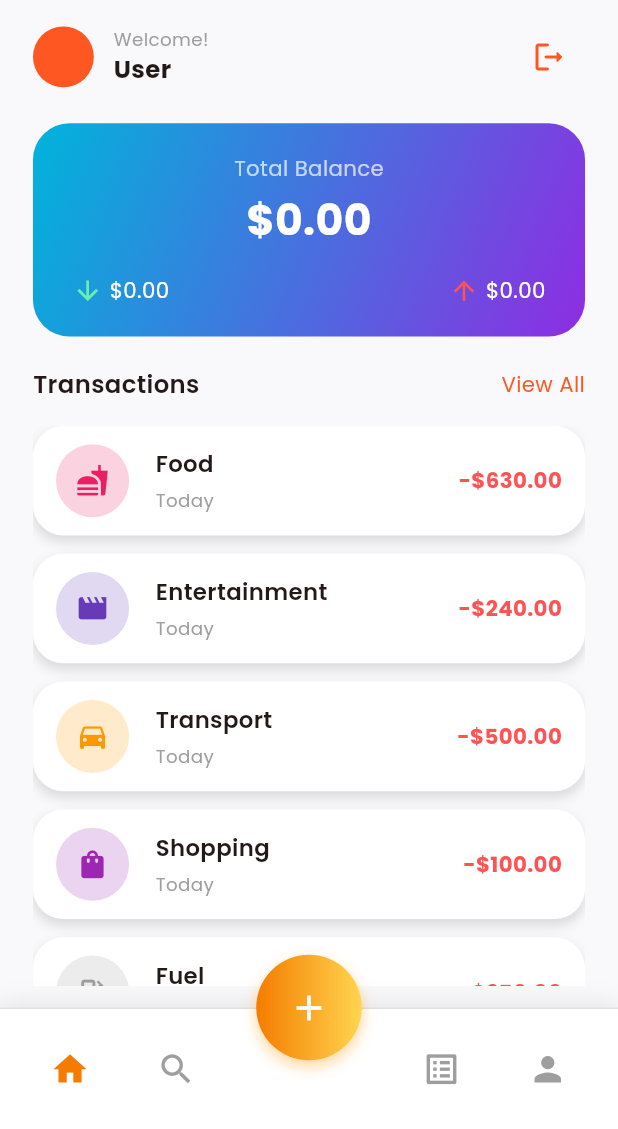
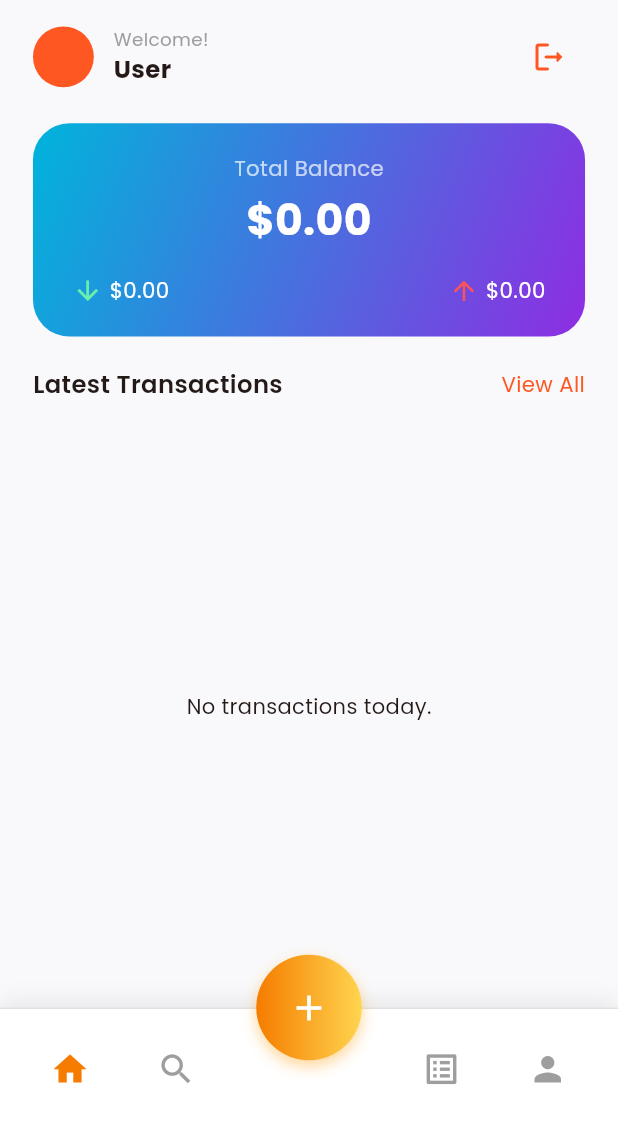
Before and after one commit to mohashem3/mohamed222348_Flutter_ExpenseTracker, a Flutter app: the TransactionListScreen screen opened by its route, after a tap on "Income", after a tap on "Expenses", after a tap on the "home" icon, on a phone screen of 412 x 824 dp, the part 107-1236 px from its top. Run offline on Flutter 3.47's test engine with Material 3 defaults, Android fonts, the phone set to English and light mode, and no system bars; our stand-ins replace cloud_firestore, firebase_auth, firebase_core, flutter_animate, flutter_screenutil, google_fonts and 1 more; accounts and stored records are empty.

```diff
--- a/lib/main.dart
+++ b/lib/main.dart
@@ -9,6 +9,7 @@ import 'ui/screens/transaction_list.dart';
 import 'ui/screens/add_transaction.dart';
 import 'ui/screens/welcome_screen.dart'; // ✅ Import welcome screen
 import 'model/transaction_model.dart';
+import 'ui/screens/profile_screen.dart';
 
 void main() async {
   WidgetsFlutterBinding.ensureInitialized();
@@ -42,6 +43,7 @@ class MyApp extends StatelessWidget {
             '/login': (context) => const LoginScreen(),
             '/home': (context) => const HomeScreen(),
             '/list': (_) => const TransactionListScreen(),
+            '/profile': (_) => const ProfileScreen(),
           },
           // ✅ Enable dynamic routing with arguments
           onGenerateRoute: (settings) {
--- a/lib/services/transaction_service.dart
+++ b/lib/services/transaction_service.dart
@@ -71,20 +71,26 @@ class TransactionService {
     }
   }
 
-  Future<List<TransactionModel>> getAllTransactions({required bool isExpense}) async {
-    final user = _auth.currentUser;
-    if (user == null) return [];
+  Future<List<TransactionModel>> getAllTransactions({bool? isExpense}) async {
+  final user = FirebaseAuth.instance.currentUser;
+  if (user == null) return [];
 
-    final query = await _firestore
-        .collection('users')
-        .doc(user.uid)
-        .collection('transactions')
-        .where('type', isEqualTo: isExpense ? 'expense' : 'income')
-        .orderBy('date', descending: true)
-        .get();
+  Query query = FirebaseFirestore.instance
+      .collection('users')
+      .doc(user.uid)
+      .collection('transactions');
 
-    return query.docs.map((doc) => TransactionModel.fromDocument(doc)).toList();
+  if (isExpense != null) {
+    query = query.where('type', isEqualTo: isExpense ? 'expense' : 'income');
   }
+
+  final snapshot = await query.get();
+
+  return snapshot.docs
+      .map((doc) => TransactionModel.fromDocument(doc))
+      .toList();
+}
+
 
   // ✅ NEW: Delete Transaction
   Future<String?> deleteTransaction(String id) async {
--- a/lib/ui/screens/home_screen.dart
+++ b/lib/ui/screens/home_screen.dart
@@ -3,13 +3,16 @@ import 'package:firebase_auth/firebase_auth.dart';
 import 'package:flutter/material.dart';
 import 'package:flutter_screenutil/flutter_screenutil.dart';
 import 'package:google_fonts/google_fonts.dart';
+import 'package:mohamed222348_expense_tracker/model/transaction_model.dart';
 import 'package:mohamed222348_expense_tracker/services/auth_service.dart';
 import 'package:mohamed222348_expense_tracker/services/transaction_service.dart';
 import 'package:mohamed222348_expense_tracker/ui/screens/add_transaction.dart';
 import 'package:mohamed222348_expense_tracker/ui/screens/auth/login_screen.dart';
+import 'package:mohamed222348_expense_tracker/ui/screens/view_transaction.dart';
 import 'package:mohamed222348_expense_tracker/ui/widgets/bottom_bar.dart';
 import 'package:mohamed222348_expense_tracker/ui/widgets/upper_bar.dart';
-import 'package:mohamed222348_expense_tracker/ui/screens/transaction_list.dart';
+import 'package:mohamed222348_expense_tracker/ui/widgets/transaction_card.dart';
+import 'package:mohamed222348_expense_tracker/utils/category_icon.dart';
 
 class HomeScreen extends StatefulWidget {
   const HomeScreen({super.key});
@@ -27,11 +30,14 @@ class _HomeScreenState extends State<HomeScreen> {
   double expense = 0;
   double balance = 0;
 
+  List<TransactionModel> todayTransactions = [];
+
   @override
   void initState() {
     super.initState();
     _loadUserDetails();
     _loadTotals();
+    _loadTodayTransactions();
   }
 
   Future<void> _loadUserDetails() async {
@@ -62,6 +68,20 @@ class _HomeScreenState extends State<HomeScreen> {
     });
   }
 
+  Future<void> _loadTodayTransactions() async {
+    final user = FirebaseAuth.instance.currentUser;
+    if (user == null) return;
+
+    final now = DateTime.now();
+    final all = await TransactionService().getAllTransactions();
+    setState(() {
+      todayTransactions = all.where((tx) =>
+        tx.date.year == now.year &&
+        tx.date.month == now.month &&
+        tx.date.day == now.day).toList();
+    });
+  }
+
   void _onTabSelected(int index) {
     setState(() => selectedIndex = index);
     if (index == 3) {
@@ -71,11 +91,16 @@ class _HomeScreenState extends State<HomeScreen> {
     }
   }
 
-  void _onFabPressed() {
-    Navigator.push(
+  void _onFabPressed() async {
+    final result = await Navigator.push(
       context,
       MaterialPageRoute(builder: (_) => const AddTransactionScreen()),
     );
+
+    if (result == 'updated' || result == 'added') {
+      await _loadTodayTransactions();
+      await _loadTotals();
+    }
   }
 
   @override
@@ -170,11 +195,10 @@ class _HomeScreenState extends State<HomeScreen> {
 
             SizedBox(height: 20.h),
 
-            // Transactions Preview
             Row(
               mainAxisAlignment: MainAxisAlignment.spaceBetween,
               children: [
-                Text("Transactions", style: GoogleFonts.poppins(fontSize: 16.sp, fontWeight: FontWeight.w600)),
+                Text("Latest Transactions", style: GoogleFonts.poppins(fontSize: 16.sp, fontWeight: FontWeight.w600)),
                 GestureDetector(
                   onTap: () => Navigator.pushReplacementNamed(context, '/list'),
                   child: Text("View All", style: GoogleFonts.poppins(fontSize: 14.sp, color: Colors.deepOrange)),
@@ -185,15 +209,67 @@ class _HomeScreenState extends State<HomeScreen> {
             SizedBox(height: 16.h),
 
             Expanded(
-              child: ListView(
-                children: [
-                  _transactionItem('Food', '-\$630.00', Colors.pink, Icons.fastfood),
-                  _transactionItem('Entertainment', '-\$240.00', Colors.deepPurple, Icons.movie),
-                  _transactionItem('Transport', '-\$500.00', Colors.orange, Icons.directions_car),
-                  _transactionItem('Shopping', '-\$100.00', Colors.purple, Icons.shopping_bag),
-                  _transactionItem('Fuel', '-\$250.00', Colors.grey, Icons.local_gas_station),
-                ],
-              ),
+              child: todayTransactions.isEmpty
+                  ? const Center(child: Text("No transactions today."))
+                  : ListView.builder(
+                      itemCount: todayTransactions.length,
+                      itemBuilder: (context, index) {
+                        final tx = todayTransactions[index];
+                        final icon = getCategoryIcon(tx.category);
+                        final color = getCategoryColor(tx.category).withOpacity(0.7); // 🔥 softer style
+                        return TransactionCard(
+                          category: tx.category,
+                          amount: tx.amount,
+                          icon: icon,
+                          iconColor: color,
+                          isExpense: tx.isExpense,
+                          dateTime: tx.date,
+                          onViewDetails: () {
+                            Navigator.push(
+                              context,
+                              MaterialPageRoute(
+                                builder: (_) => ViewTransactionScreen(
+                                  amount: tx.amount,
+                                  category: tx.category,
+                                  note: tx.note,
+                                  date: tx.date,
+                                  isExpense: tx.isExpense,
+                                ),
+                              ),
+                            );
+                          },
+                          onEdit: () async {
+                            final result = await Navigator.pushNamed(context, '/add', arguments: tx);
+                            if (result == 'updated') {
+                              await _loadTodayTransactions();
+                              await _loadTotals();
+                            }
+                          },
+                          onDelete: () async {
+                            final confirm = await showDialog<bool>(
+                              context: context,
+                              builder: (ctx) => AlertDialog(
+                                title: const Text("Confirm Deletion"),
+                                content: const Text("Are you sure you want to delete this transaction?"),
+                                actions: [
+                                  TextButton(onPressed: () => Navigator.pop(ctx, false), child: const Text("Cancel")),
+                                  ElevatedButton(
+                                    onPressed: () => Navigator.pop(ctx, true),
+                                    style: ElevatedButton.styleFrom(backgroundColor: Colors.red),
+                                    child: const Text("Delete", style: TextStyle(color: Colors.white)),
+                                  ),
+                                ],
+                              ),
+                            );
+                            if (confirm == true) {
+                              await TransactionService().deleteTransaction(tx.id);
+                              await _loadTodayTransactions();
+                              await _loadTotals();
+                            }
+                          },
+                        );
+                      },
+                    ),
             ),
           ],
         ),
@@ -207,50 +283,4 @@ class _HomeScreenState extends State<HomeScreen> {
       ),
     );
   }
-
-  Widget _transactionItem(String label, String amount, Color color, IconData icon) {
-    return Container(
-      margin: EdgeInsets.only(bottom: 12.h),
-      padding: EdgeInsets.symmetric(vertical: 12.h, horizontal: 14.w),
-      decoration: BoxDecoration(
-        color: Colors.white,
-        borderRadius: BorderRadius.circular(20.r),
-        boxShadow: [
-          BoxShadow(
-            color: Colors.black12,
-            blurRadius: 6,
-            offset: const Offset(0, 4),
-          )
-        ],
-      ),
-      child: Row(
-        children: [
-          CircleAvatar(
-            backgroundColor: color.withOpacity(0.2),
-            radius: 24.r,
-            child: Icon(icon, color: color, size: 22.sp),
-          ),
-          SizedBox(width: 16.w),
-          Expanded(
-            child: Column(
-              crossAxisAlignment: CrossAxisAlignment.start,
-              children: [
-                Text(label, style: GoogleFonts.poppins(fontSize: 15.sp, fontWeight: FontWeight.w600)),
-                SizedBox(height: 4.h),
-                Text("Today", style: GoogleFonts.poppins(fontSize: 12.sp, color: Colors.grey)),
-              ],
-            ),
-          ),
-          Text(
-            amount,
-            style: GoogleFonts.poppins(
-              fontSize: 14.sp,
-              fontWeight: FontWeight.bold,
-              color: Colors.redAccent,
-            ),
-          ),
-        ],
-      ),
-    );
-  }
 }
--- a/lib/utils/category_icon.dart
+++ b/lib/utils/category_icon.dart
@@ -49,6 +49,7 @@ final Map<String, Color> categoryColors = {
   'Other': Colors.grey,
 };
 
+
 Color getCategoryColor(String category) {
-  return categoryColors[category] ?? Colors.grey; // fallback for custom
+  return categoryColors[category] ?? Colors.grey.withOpacity(0.7);
 }
--- a/pubspec.yaml
+++ b/pubspec.yaml
@@ -13,6 +13,7 @@ dependencies:
   firebase_auth: ^4.17.4
   intl: ^0.18.1
 
+
   flutter:
     sdk: flutter
   cloud_firestore: ^4.13.5
@@ -23,7 +24,8 @@ dependencies:
   animated_text_kit: ^4.2.2
   gradient_borders: ^1.0.0
   font_awesome_flutter: ^10.6.0
-
+  awesome_dialog: ^3.0.2
+  permission_handler: ^11.0.0
   get: ^4.6.6
   cupertino_icons: ^1.0.8
 
```
Also changed, not shown: budgetbuddy_export.csv (added, +11 -0 lines), lib/services/auth_service.dart (+47 -5 lines), lib/ui/screens/profile_screen.dart (added, +337 -0 lines), lib/ui/widgets/transaction_card.dart (+3 -6 lines), pubspec.lock, 1 other file.
